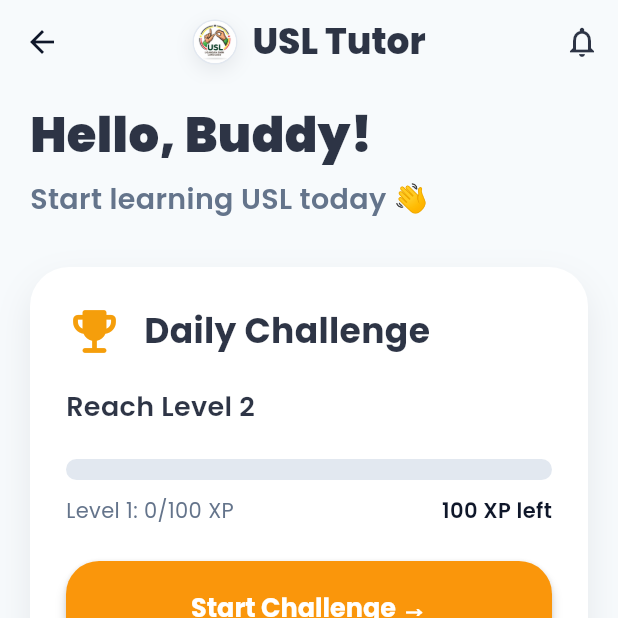
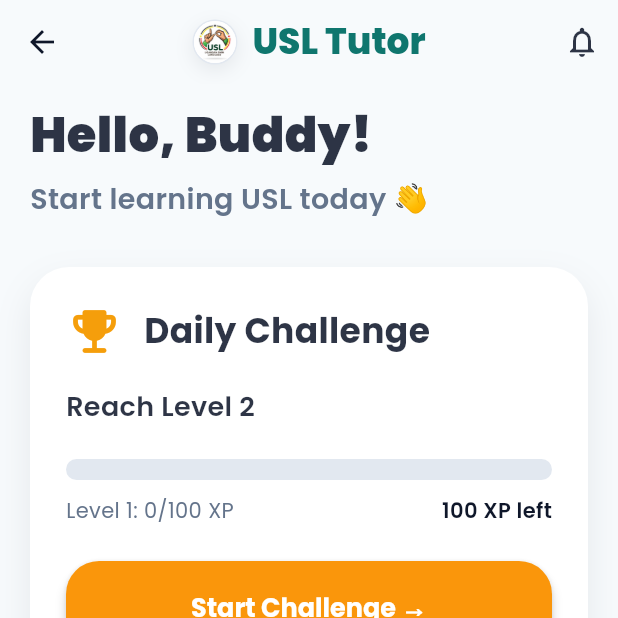
Before and after one commit to Tina-marion/usl_tutor, a Flutter app: the HomeScreen screen opened by its route, on a phone screen of 412 x 824 dp, the top half of it. Run offline on Flutter 3.47's test engine with Material 3 defaults, Android fonts, the phone set to English and light mode, and no system bars; drawn by our look-alikes of flutter_animate; our stand-ins replace camera, chewie, fl_chart, google_fonts, shared_preferences, video_player; missing offline and left inert: flutter_onnxruntime, video_thumbnail; accounts and stored records are empty.

Commit message:
ft:changes of homescreen

```diff
--- a/lib/screens/home_screen.dart
+++ b/lib/screens/home_screen.dart
@@ -135,10 +135,7 @@
             'USL Tutor',
             style: TextStyle(
               fontWeight: FontWeight.w800,
-              color: Theme.of(context)
-                  .colorScheme
-                  .onSurface
-                  .withValues(alpha: 0.87),
+              color: const Color.fromARGB(255, 15, 118, 110),
               fontSize: 24,
             ),
           ),
```
